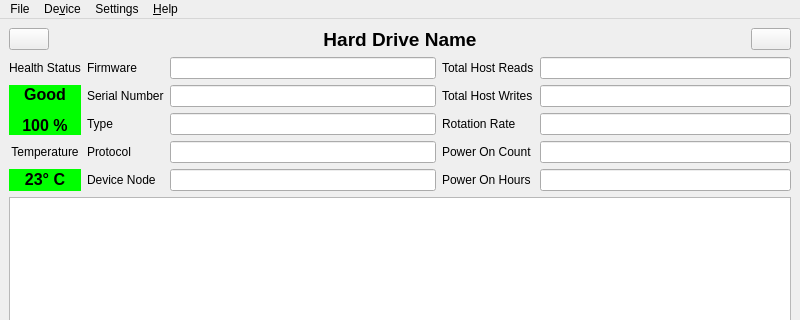
Qt form src/mainwindow.ui (edisionnano/QDiskInfo) before a commit; both pictures show x 0 to 800 and y 0 to 320 of the 800 by 600 pixel window.
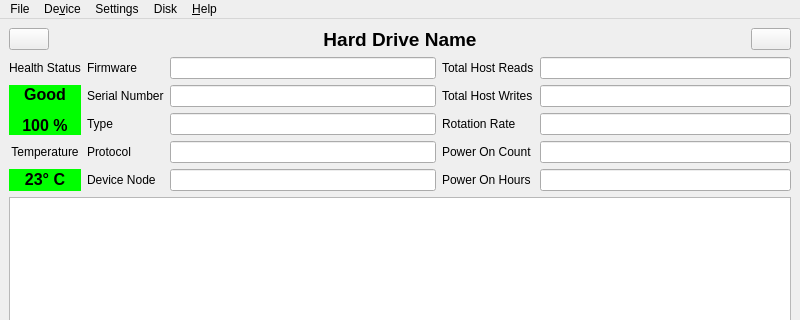
The same form after that commit. Icons and pictures are not drawn.

Commit message: Lay the groundwork for Disk menu

```diff
--- a/src/mainwindow.ui
+++ b/src/mainwindow.ui
@@ -353,16 +353,22 @@
     <addaction name="separator"/>
     <addaction name="actionAbout"/>
    </widget>
-   <widget class="QMenu" name="menuDisk">
+   <widget class="QMenu" name="menuDevice">
     <property name="title">
      <string>De&amp;vice</string>
     </property>
     <addaction name="actionRescan_Refresh"/>
     <addaction name="separator"/>
    </widget>
+   <widget class="QMenu" name="menuDisk">
+    <property name="title">
+     <string>Disk</string>
+    </property>
+   </widget>
    <addaction name="menuFile"/>
-   <addaction name="menuDisk"/>
+   <addaction name="menuDevice"/>
    <addaction name="menuSettings"/>
+   <addaction name="menuDisk"/>
    <addaction name="menuHelp"/>
   </widget>
   <action name="actionSave_JSON">
```
The commit also changes 2 other files.
